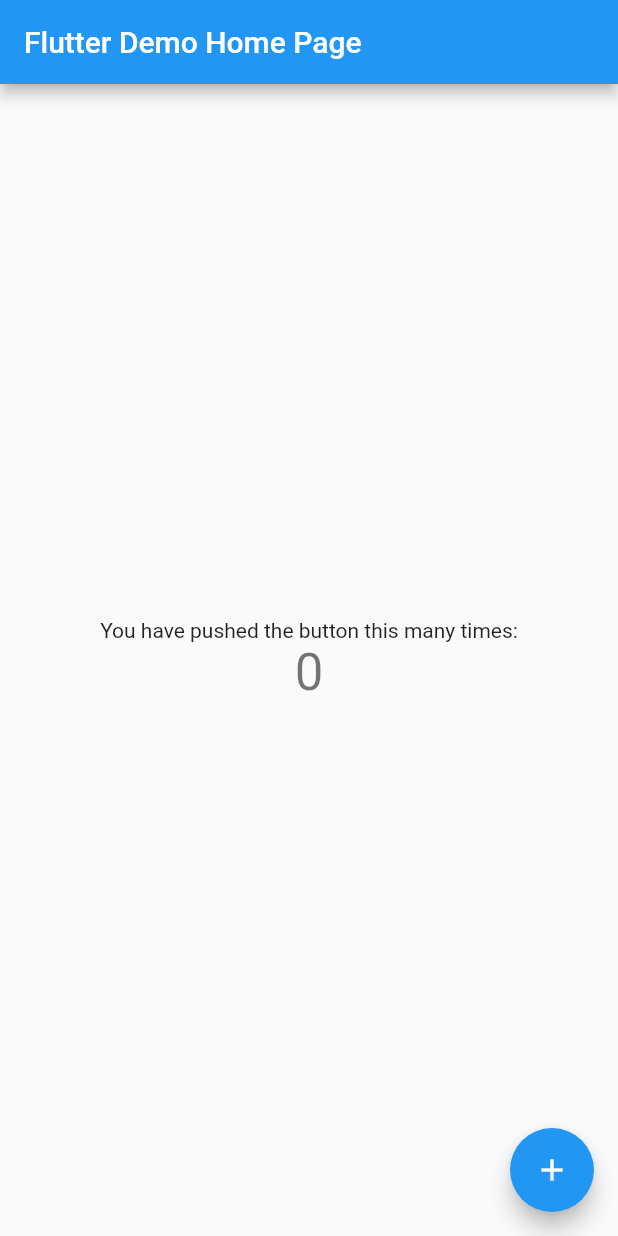
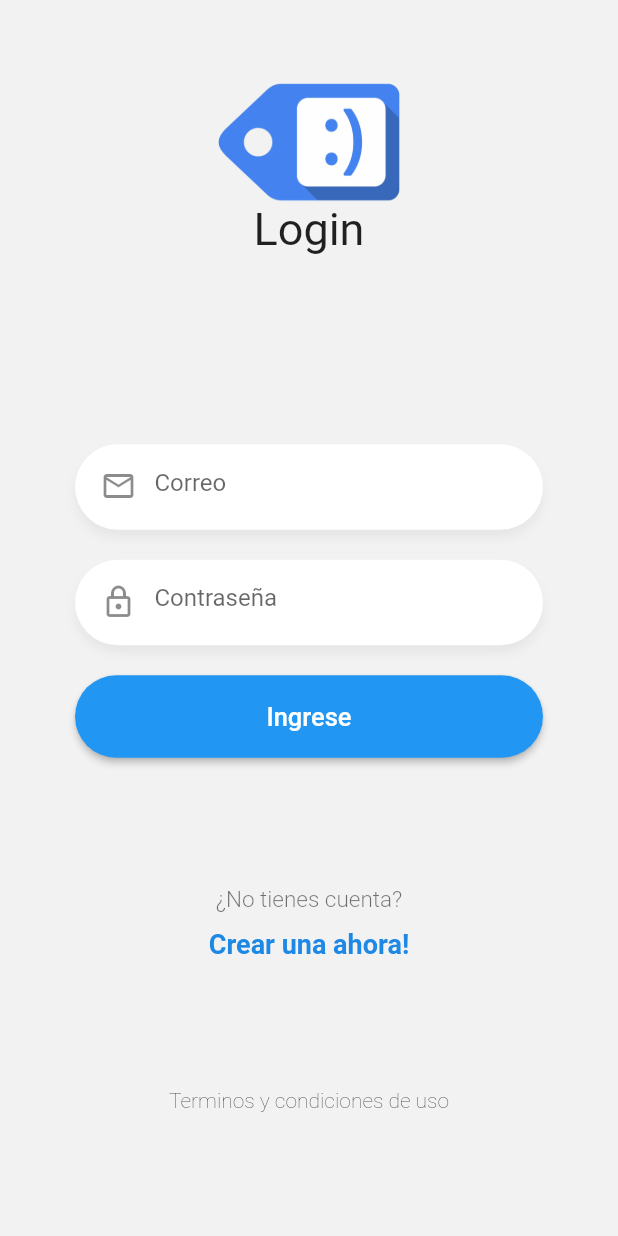
Before and after one commit to edgon85/flutter-chat-app, a Flutter app: the screen it shows after launch, on a phone screen of 412 x 824 dp. Run offline on Flutter 3.47's test engine with Material 2 defaults, Android fonts, the phone set to English and light mode, and no system bars.

Commit message:
disenio de login y registro implementado

```diff
--- a/lib/main.dart
+++ b/lib/main.dart
@@ -1,117 +1,16 @@
+import 'package:chat_app/routes/routes.dart';
 import 'package:flutter/material.dart';
 
-void main() {
-  runApp(MyApp());
-}
+void main() => runApp(MyApp());
 
 class MyApp extends StatelessWidget {
-  // This widget is the root of your application.
   @override
   Widget build(BuildContext context) {
     return MaterialApp(
-      title: 'Flutter Demo',
-      theme: ThemeData(
-        // This is the theme of your application.
-        //
-        // Try running your application with "flutter run". You'll see the
-        // application has a blue toolbar. Then, without quitting the app, try
-        // changing the primarySwatch below to Colors.green and then invoke
-        // "hot reload" (press "r" in the console where you ran "flutter run",
-        // or simply save your changes to "hot reload" in a Flutter IDE).
-        // Notice that the counter didn't reset back to zero; the application
-        // is not restarted.
-        primarySwatch: Colors.blue,
-        // This makes the visual density adapt to the platform that you run
-        // the app on. For desktop platforms, the controls will be smaller and
-        // closer together (more dense) than on mobile platforms.
-        visualDensity: VisualDensity.adaptivePlatformDensity,
-      ),
-      home: MyHomePage(title: 'Flutter Demo Home Page'),
+      debugShowCheckedModeBanner: false,
+      title: 'Material App',
+      initialRoute: 'login',
+      routes: appRoutes,
     );
   }
 }
-
-class MyHomePage extends StatefulWidget {
-  MyHomePage({Key key, this.title}) : super(key: key);
-
-  // This widget is the home page of your application. It is stateful, meaning
-  // that it has a State object (defined below) that contains fields that affect
-  // how it looks.
-
-  // This class is the configuration for the state. It holds the values (in this
-  // case the title) provided by the parent (in this case the App widget) and
-  // used by the build method of the State. Fields in a Widget subclass are
-  // always marked "final".
-
-  final String title;
-
-  @override
-  _MyHomePageState createState() => _MyHomePageState();
-}
-
-class _MyHomePageState extends State<MyHomePage> {
-  int _counter = 0;
-
-  void _incrementCounter() {
-    setState(() {
-      // This call to setState tells the Flutter framework that something has
-      // changed in this State, which causes it to rerun the build method below
-      // so that the display can reflect the updated values. If we changed
-      // _counter without calling setState(), then the build method would not be
-      // called again, and so nothing would appear to happen.
-      _counter++;
-    });
-  }
-
-  @override
-  Widget build(BuildContext context) {
-    // This method is rerun every time setState is called, for instance as done
-    // by the _incrementCounter method above.
-    //
-    // The Flutter framework has been optimized to make rerunning build methods
-    // fast, so that you can just rebuild anything that needs updating rather
-    // than having to individually change instances of widgets.
-    return Scaffold(
-      appBar: AppBar(
-        // Here we take the value from the MyHomePage object that was created by
-        // the App.build method, and use it to set our appbar title.
-        title: Text(widget.title),
-      ),
-      body: Center(
-        // Center is a layout widget. It takes a single child and positions it
-        // in the middle of the parent.
-        child: Column(
-          // Column is also a layout widget. It takes a list of children and
-          // arranges them vertically. By default, it sizes itself to fit its
-          // children horizontally, and tries to be as tall as its parent.
-          //
-          // Invoke "debug painting" (press "p" in the console, choose the
-          // "Toggle Debug Paint" action from the Flutter Inspector in Android
-          // Studio, or the "Toggle Debug Paint" command in Visual Studio Code)
-          // to see the wireframe for each widget.
-          //
-          // Column has various properties to control how it sizes itself and
-          // how it positions its children. Here we use mainAxisAlignment to
-          // center the children vertically; the main axis here is the vertical
-          // axis because Columns are vertical (the cross axis would be
-          // horizontal).
-          mainAxisAlignment: MainAxisAlignment.center,
-          children: <Widget>[
-            Text(
-              'You have pushed the button this many times:',
-            ),
-            Text(
-              '$_counter',
-              style: Theme.of(context).textTheme.headline4,
-            ),
-          ],
-        ),
-      ),
-      floatingActionButton: FloatingActionButton(
-        onPressed: _incrementCounter,
-        tooltip: 'Increment',
-        child: Icon(Icons.add),
-      ), // This trailing comma makes auto-formatting nicer for build methods.
-    );
-  }
-}
--- /dev/null
+++ b/lib/pages/chat_page.dart
@@ -0,0 +1,17 @@
+import 'package:flutter/material.dart';
+
+class ChatPage extends StatelessWidget {
+  const ChatPage({Key key}) : super(key: key);
+
+  @override
+  Widget build(BuildContext context) {
+    return Scaffold(
+      appBar: AppBar(
+        title: Text('Chat page'),
+      ),
+      body: Center(
+        child: Text('Chat page'),
+      ),
+    );
+  }
+}
--- /dev/null
+++ b/lib/pages/loading_page.dart
@@ -0,0 +1,17 @@
+import 'package:flutter/material.dart';
+
+class LoadingPage extends StatelessWidget {
+  const LoadingPage({Key key}) : super(key: key);
+
+  @override
+  Widget build(BuildContext context) {
+    return Scaffold(
+      appBar: AppBar(
+        title: Text('Loading page'),
+      ),
+      body: Center(
+        child: Text('Loading page'),
+      ),
+    );
+  }
+}
--- /dev/null
+++ b/lib/pages/login_page.dart
@@ -0,0 +1,101 @@
+import 'package:flutter/material.dart';
+
+import 'package:chat_app/widgets/custom_input.dart';
+import 'package:chat_app/widgets/logo_widget.dart';
+import 'package:chat_app/widgets/labes_widget.dart';
+import 'package:chat_app/widgets/boton_azul_widget.dart';
+
+class LoginPage extends StatelessWidget {
+  @override
+  Widget build(BuildContext context) {
+    return Scaffold(
+      backgroundColor: Color(0xFFF2F2F2),
+      resizeToAvoidBottomInset: false,
+      body: SafeArea(
+        child: SingleChildScrollView(
+          physics: BouncingScrollPhysics(),
+          child: Container(
+            height: MediaQuery.of(context).size.height * 0.9,
+            child: Column(
+              mainAxisAlignment: MainAxisAlignment.spaceBetween,
+              children: [
+                /* -------------------------- */
+                LogoWidget(
+                  title: 'Login',
+                ),
+                /* -------------------------- */
+                _Form(),
+                /* -------------------------- */
+                LabelsWidget(
+                  title: '¿No tienes cuenta?',
+                  subTitle: 'Crear una ahora!',
+                  route: 'register',
+                ),
+                /* -------------------------- */
+                Text(
+                  'Terminos y condiciones de uso',
+                  style: TextStyle(fontWeight: FontWeight.w200),
+                ),
+                /* -------------------------- */
+              ],
+            ),
+          ),
+        ),
+      ),
+    );
+  }
+}
+/* <===================================> */
+
+/* <===================================> */
+/* Formulario del Login */
+/* <===================================> */
+class _Form extends StatefulWidget {
+  _Form({Key key}) : super(key: key);
+
+  @override
+  __FormState createState() => __FormState();
+}
+
+class __FormState extends State<_Form> {
+  final emailCtrl = TextEditingController();
+  final passwordCtrl = TextEditingController();
+
+  @override
+  Widget build(BuildContext context) {
+    return Container(
+      margin: EdgeInsets.only(top: 40),
+      padding: EdgeInsets.symmetric(horizontal: 50),
+      child: Column(
+        children: <Widget>[
+          /* ------------------ */
+          CustomInput(
+            icon: Icons.mail_outline,
+            placeholder: 'Correo',
+            textInputType: TextInputType.emailAddress,
+            textController: emailCtrl,
+          ),
+          /* ------------------ */
+          CustomInput(
+            icon: Icons.lock_outlined,
+            placeholder: 'Contraseña',
+            isPassword: true,
+            textController: passwordCtrl,
+          ),
+          /* ------------------ */
+
+          /* ------------------ */
+          BlueButton(
+            title: 'Ingrese',
+            onPress: () {
+              print(this.emailCtrl.text);
+              print(this.passwordCtrl.text);
+            },
+          )
+          /* ------------------ */
+        ],
+      ),
+    );
+  }
+}
+/* <===================================> */
--- /dev/null
+++ b/lib/pages/register_page.dart
@@ -0,0 +1,110 @@
+import 'package:flutter/material.dart';
+
+import 'package:chat_app/widgets/custom_input.dart';
+import 'package:chat_app/widgets/logo_widget.dart';
+import 'package:chat_app/widgets/labes_widget.dart';
+import 'package:chat_app/widgets/boton_azul_widget.dart';
+
+class RegisterPage extends StatelessWidget {
+  @override
+  Widget build(BuildContext context) {
+    return Scaffold(
+      backgroundColor: Color(0xFFF2F2F2),
+      resizeToAvoidBottomInset: false,
+      body: SafeArea(
+        child: SingleChildScrollView(
+          physics: BouncingScrollPhysics(),
+          child: Container(
+            height: MediaQuery.of(context).size.height * 0.9,
+            child: Column(
+              mainAxisAlignment: MainAxisAlignment.spaceBetween,
+              children: [
+                /* -------------------------- */
+                LogoWidget(
+                  title: 'Registro',
+                ),
+                /* -------------------------- */
+                _Form(),
+                /* -------------------------- */
+                LabelsWidget(
+                  title: '¿Ya tienes cuenta?',
+                  subTitle: 'Iniciar sesión!',
+                  route: 'login',
+                ),
+                /* -------------------------- */
+                Text(
+                  'Terminos y condiciones de uso',
+                  style: TextStyle(fontWeight: FontWeight.w200),
+                ),
+                /* -------------------------- */
+              ],
+            ),
+          ),
+        ),
+      ),
+    );
+  }
+}
+/* <===================================> */
+
+/* <===================================> */
+/* Formulario del Login */
+/* <===================================> */
+class _Form extends StatefulWidget {
+  _Form({Key key}) : super(key: key);
+
+  @override
+  __FormState createState() => __FormState();
+}
+
+class __FormState extends State<_Form> {
+  final nameCtrl = TextEditingController();
+  final emailCtrl = TextEditingController();
+  final passwordCtrl = TextEditingController();
+
+  @override
+  Widget build(BuildContext context) {
+    return Container(
+      margin: EdgeInsets.only(top: 40),
+      padding: EdgeInsets.symmetric(horizontal: 50),
+      child: Column(
+        children: <Widget>[
+          /* ------------------ */
+          CustomInput(
+            icon: Icons.perm_identity,
+            placeholder: 'Nombre',
+            textInputType: TextInputType.text,
+            isPassword: false,
+            textController: nameCtrl,
+          ),
+          /* ------------------ */
+          CustomInput(
+            icon: Icons.mail_outline,
+            placeholder: 'Correo',
+            textInputType: TextInputType.emailAddress,
+            textController: emailCtrl,
+          ),
+          /* ------------------ */
+
+          CustomInput(
+            icon: Icons.lock_outlined,
+            placeholder: 'Contraseña',
+            isPassword: true,
+            textController: passwordCtrl,
+          ),
+          /* ------------------ */
+
+          BlueButton(
+            title: 'Ingrese',
+            onPress: () {
+              print(this.emailCtrl.text);
+              print(this.passwordCtrl.text);
+            },
+          )
+          /* ------------------ */
+        ],
+      ),
+    );
+  }
+}
+/* <===================================> */
--- /dev/null
+++ b/lib/pages/usuarios_pages.dart
@@ -0,0 +1,17 @@
+import 'package:flutter/material.dart';
+
+class UsuariosPage extends StatelessWidget {
+  const UsuariosPage({Key key}) : super(key: key);
+
+  @override
+  Widget build(BuildContext context) {
+    return Scaffold(
+      appBar: AppBar(
+        title: Text('usuarios page'),
+      ),
+      body: Center(
+        child: Text('usuarios page'),
+      ),
+    );
+  }
+}
--- /dev/null
+++ b/lib/routes/routes.dart
@@ -0,0 +1,15 @@
+import 'package:chat_app/pages/chat_page.dart';
+import 'package:flutter/material.dart';
+
+import 'package:chat_app/pages/loading_page.dart';
+import 'package:chat_app/pages/login_page.dart';
+import 'package:chat_app/pages/register_page.dart';
+import 'package:chat_app/pages/usuarios_pages.dart';
+
+final Map<String, Widget Function(BuildContext)> appRoutes = {
+  'usuarios': (_) => UsuariosPage(),
+  'chat': (_) => ChatPage(),
+  'login': (_) => LoginPage(),
+  'register': (_) => RegisterPage(),
+  'loading': (_) => LoadingPage(),
+};
--- /dev/null
+++ b/lib/widgets/boton_azul_widget.dart
@@ -0,0 +1,28 @@
+import 'package:flutter/material.dart';
+
+class BlueButton extends StatelessWidget {
+  final Function onPress;
+  final String title;
+
+  const BlueButton({Key key, @required this.onPress, @required this.title})
+      : super(key: key);
+
+  @override
+  Widget build(BuildContext context) {
+    return RaisedButton(
+      elevation: 2,
+      highlightElevation: 5,
+      color: Colors.blue,
+      shape: StadiumBorder(),
+      onPressed: this.onPress,
+      child: Container(
+        width: double.infinity,
+        height: 55,
+        child: Center(
+          child: Text(this.title,
+              style: TextStyle(color: Colors.white, fontSize: 17)),
+        ),
+      ),
+    );
+  }
+}
--- /dev/null
+++ b/lib/widgets/custom_input.dart
@@ -0,0 +1,47 @@
+import 'package:flutter/material.dart';
+
+class CustomInput extends StatelessWidget {
+  final IconData icon;
+  final String placeholder;
+  final TextEditingController textController;
+  final TextInputType textInputType;
+  final bool isPassword;
+
+  CustomInput(
+      {Key key,
+      @required this.icon,
+      @required this.placeholder,
+      @required this.textController,
+      this.textInputType = TextInputType.text,
+      this.isPassword = false})
+      : super(key: key);
+
+  @override
+  Widget build(BuildContext context) {
+    return Container(
+      padding: EdgeInsets.only(top: 4, left: 5, bottom: 5, right: 20),
+      margin: EdgeInsets.only(bottom: 20),
+      decoration: BoxDecoration(
+          color: Colors.white,
+          borderRadius: BorderRadius.circular(30),
+          boxShadow: <BoxShadow>[
+            BoxShadow(
+                color: Colors.black.withOpacity(0.05),
+                offset: Offset(0, 5),
+                blurRadius: 5)
+          ]),
+      child: TextField(
+        controller: this.textController,
+        autocorrect: false,
+        keyboardType: textInputType,
+        obscureText: this.isPassword,
+        decoration: InputDecoration(
+          prefixIcon: Icon(this.icon),
+          focusedBorder: InputBorder.none,
+          border: InputBorder.none,
+          hintText: this.placeholder,
+        ),
+      ),
+    );
+  }
+}
--- /dev/null
+++ b/lib/widgets/labes_widget.dart
@@ -0,0 +1,46 @@
+import 'package:flutter/material.dart';
+
+class LabelsWidget extends StatelessWidget {
+  final String subTitle;
+  final String title;
+  final String route;
+
+  const LabelsWidget(
+      {Key key,
+      @required this.title,
+      @required this.route,
+      @required this.subTitle})
+      : super(key: key);
+
+  @override
+  Widget build(BuildContext context) {
+    return Container(
+      child: Column(
+        children: <Widget>[
+          /* ----------------------- */
+          Text(this.title,
+              style: TextStyle(
+                  color: Colors.black54,
+                  fontSize: 15,
+                  fontWeight: FontWeight.w300)),
+          /* ----------------------- */
+          SizedBox(
+            height: 10,
+          ),
+          /* ----------------------- */
+          GestureDetector(
+            onTap: () => Navigator.pushReplacementNamed(context, this.route),
+            child: Text(
+              this.subTitle,
+              style: TextStyle(
+                  color: Colors.blue[600],
+                  fontSize: 18,
+                  fontWeight: FontWeight.bold),
+            ),
+          ),
+          /* ----------------------- */
+        ],
+      ),
+    );
+  }
+}
--- /dev/null
+++ b/lib/widgets/logo_widget.dart
@@ -0,0 +1,30 @@
+import 'package:flutter/material.dart';
+
+class LogoWidget extends StatelessWidget {
+  final String title;
+
+  const LogoWidget({Key key, @required this.title}) : super(key: key);
+
+  @override
+  Widget build(BuildContext context) {
+    return Center(
+        child: Container(
+      // width: MediaQuery.of(context).size.width * .4,
+      margin: EdgeInsets.only(top: 50),
+      child: Column(
+        children: <Widget>[
+          Container(
+              width: MediaQuery.of(context).size.width * .3,
+              child: Image(
+                  image: AssetImage(
+                'assets/tag-logo.png',
+              ))),
+          Text(
+            this.title,
+            style: TextStyle(fontSize: 30),
+          )
+        ],
+      ),
+    ));
+  }
+}
--- a/pubspec.yaml
+++ b/pubspec.yaml
@@ -45,8 +45,8 @@ flutter:
   uses-material-design: true
 
   # To add assets to your application, add an assets section, like this:
-  # assets:
-  #   - images/a_dot_burr.jpeg
+  assets:
+    - assets/
   #   - images/a_dot_ham.jpeg
 
   # An image asset can refer to one or more resolution-specific "variants", see
```
Also changed, not shown: 1 other file.
